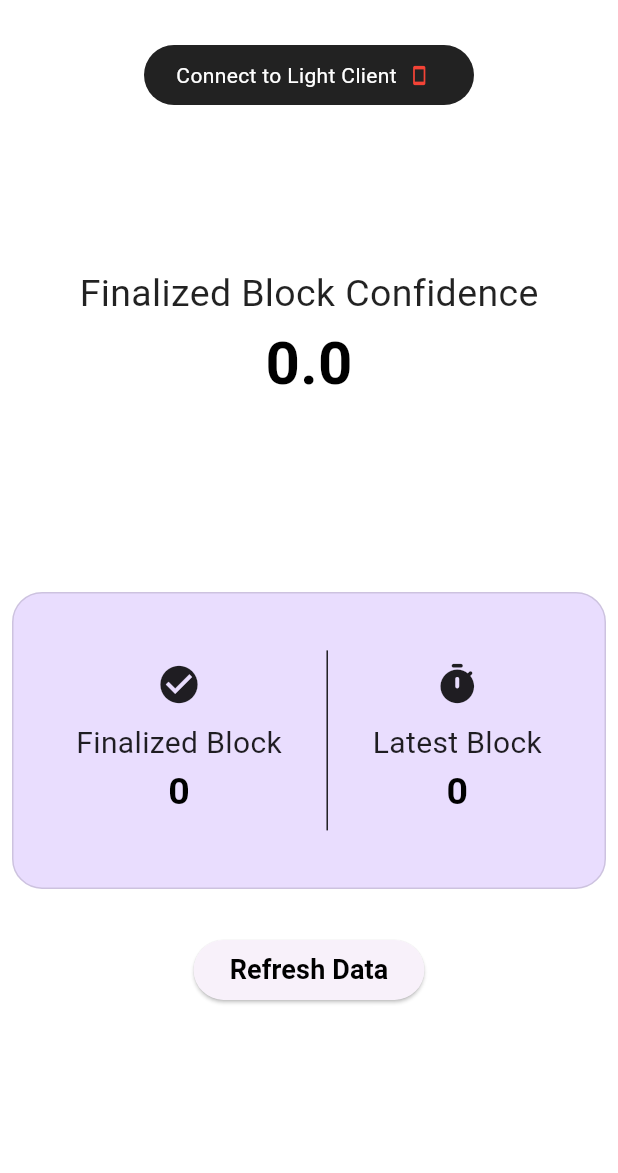
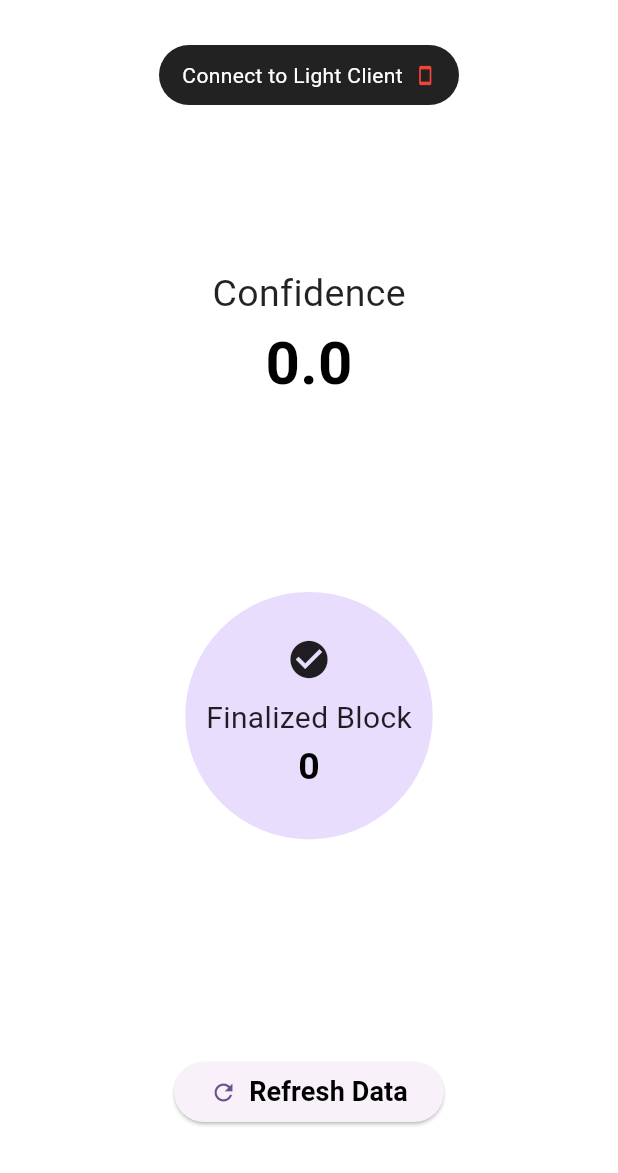
Before and after one commit to availproject/avail-light-client-flutter-app, a Flutter app: the screen it shows after launch, on a phone screen of 412 x 824 dp, the part 63-1236 px from its top. Run offline on Flutter 3.47's test engine with Material 2 defaults, Android fonts, the phone set to English and light mode, and no system bars; missing offline and left inert: dart:ffi.

Commit message:
Updated ui

```diff
--- a/lib/avail_home_page.dart
+++ b/lib/avail_home_page.dart
@@ -138,6 +138,30 @@ class _AvailHomePageState extends State<AvailHomePage> {
         title: Text(widget.title),
         centerTitle: true,
       ),
+      floatingActionButtonLocation:
+          FloatingActionButtonLocation.miniCenterDocked,
+      floatingActionButton: Padding(
+        padding: const EdgeInsets.symmetric(horizontal: 12.0, vertical: 30),
+        child: ElevatedButton(
+          onPressed: _getData,
+          child: Row(
+            mainAxisSize: MainAxisSize.min,
+            children: [
+              const Padding(
+                padding: EdgeInsets.only(right: 8.0),
+                child: Icon(Icons.refresh),
+              ),
+              Text(
+                "Refresh Data",
+                style: smallRowTextStyle.copyWith(
+                    color: Colors.black,
+                    fontSize: 18,
+                    fontWeight: FontWeight.bold),
+              ),
+            ],
+          ),
+        ),
+      ),
       body: Padding(
         padding: const EdgeInsets.all(8.0),
         child: SingleChildScrollView(
@@ -159,7 +183,7 @@ class _AvailHomePageState extends State<AvailHomePage> {
                     child: Padding(
                       padding: const EdgeInsets.all(10.0),
                       child: SizedBox(
-                        width: 200,
+                        width: 180,
                         child: Row(
                           mainAxisAlignment: MainAxisAlignment.center,
                           children: [
@@ -173,8 +197,7 @@ class _AvailHomePageState extends State<AvailHomePage> {
                               ),
                             ),
                             Padding(
-                              padding:
-                                  const EdgeInsets.symmetric(horizontal: 8.0),
+                              padding: const EdgeInsets.only(left: 8.0),
                               child: Icon(
                                 Icons.stay_current_portrait_rounded,
                                 size: 14.0,
@@ -195,7 +218,7 @@ class _AvailHomePageState extends State<AvailHomePage> {
               Column(
                 crossAxisAlignment: CrossAxisAlignment.center,
                 children: [
-                  Text("Finalized Block Confidence", style: smallTextStyle),
+                  Text("Confidence", style: smallTextStyle),
                   Text("$_blockConfidence",
                       style: largeTextStyle.copyWith(fontSize: 40)),
                 ],
@@ -205,14 +228,15 @@ class _AvailHomePageState extends State<AvailHomePage> {
               ),
               Container(
                 decoration: BoxDecoration(
+                  shape: BoxShape.circle,
                   color: Theme.of(context)
                       .colorScheme
                       .inversePrimary
                       .withOpacity(0.5),
-                  borderRadius: BorderRadius.circular(20),
-                  border: Border.all(
-                    color: Colors.black12,
-                  ),
+                  // borderRadius: BorderRadius.circular(20),
+                  // border: Border.all(
+                  //   color: Colors.black12,
+                  // ),
                 ),
                 child: Padding(
                   padding: const EdgeInsets.symmetric(
@@ -241,50 +265,7 @@ class _AvailHomePageState extends State<AvailHomePage> {
                           ),
                         ],
                       ),
-                      Padding(
-                        padding: const EdgeInsets.all(8.0),
-                        child: Container(
-                          height: 120,
-                          width: 1,
-                          color: Colors.black87,
-                        ),
-                      ),
-                      Column(
-                        children: [
-                          const Padding(
-                            padding: EdgeInsets.only(bottom: 10.0),
-                            child: Icon(
-                              Icons.timer_rounded,
-                              size: 30,
-                            ),
-                          ),
-                          Text(
-                            "Latest Block",
-                            style: smallRowTextStyle,
-                          ),
-                          Text(
-                            "$_unfinalizedBlock",
-                            style: largeRowTextStyle,
-                          ),
-                        ],
-                      ),
                     ],
-                  ),
-                ),
-              ),
-              Padding(
-                padding:
-                    const EdgeInsets.symmetric(horizontal: 12.0, vertical: 30),
-                child: Center(
-                  child: ElevatedButton(
-                    onPressed: _getData,
-                    child: Text(
-                      "Refresh Data",
-                      style: smallRowTextStyle.copyWith(
-                          color: Colors.black,
-                          fontSize: 18,
-                          fontWeight: FontWeight.bold),
-                    ),
                   ),
                 ),
               ),
```
